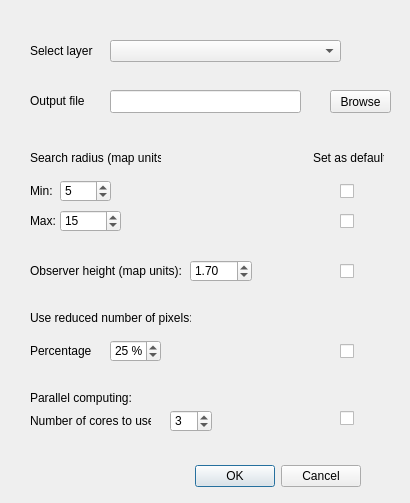
Qt form LocalDominance/local_dominance_dialog_base.ui (ThomasLjungberg/LocalDominance-visualisation) before a commit.
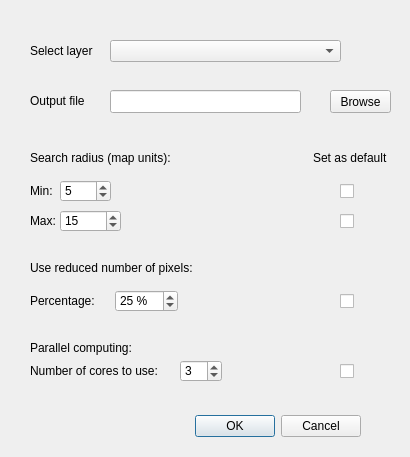
The same form after that commit.

Patch:
```diff
--- a/LocalDominance/local_dominance_dialog_base.ui
+++ b/LocalDominance/local_dominance_dialog_base.ui
@@ -7,7 +7,7 @@
     <x>0</x>
     <y>0</y>
     <width>410</width>
-    <height>503</height>
+    <height>457</height>
    </rect>
   </property>
   <property name="windowTitle">
@@ -17,7 +17,7 @@
    <property name="geometry">
     <rect>
      <x>20</x>
-     <y>460</y>
+     <y>410</y>
      <width>341</width>
      <height>32</height>
     </rect>
@@ -93,7 +93,7 @@
     <rect>
      <x>30</x>
      <y>150</y>
-     <width>131</width>
+     <width>151</width>
      <height>16</height>
     </rect>
    </property>
@@ -163,8 +163,8 @@
    <property name="geometry">
     <rect>
      <x>30</x>
-     <y>310</y>
-     <width>161</width>
+     <y>260</y>
+     <width>171</width>
      <height>16</height>
     </rect>
    </property>
@@ -176,8 +176,8 @@
    <property name="geometry">
     <rect>
      <x>30</x>
-     <y>343</y>
-     <width>61</width>
+     <y>293</y>
+     <width>71</width>
      <height>16</height>
     </rect>
    </property>
@@ -188,9 +188,9 @@
   <widget class="QSpinBox" name="percentageOfPixels">
    <property name="geometry">
     <rect>
-     <x>110</x>
-     <y>340</y>
-     <width>51</width>
+     <x>115</x>
+     <y>290</y>
+     <width>63</width>
      <height>22</height>
     </rect>
    </property>
@@ -211,8 +211,8 @@
    <property name="geometry">
     <rect>
      <x>30</x>
-     <y>390</y>
-     <width>101</width>
+     <y>340</y>
+     <width>111</width>
      <height>16</height>
     </rect>
    </property>
@@ -224,8 +224,8 @@
    <property name="geometry">
     <rect>
      <x>30</x>
-     <y>413</y>
-     <width>121</width>
+     <y>363</y>
+     <width>141</width>
      <height>16</height>
     </rect>
    </property>
@@ -236,8 +236,8 @@
   <widget class="QSpinBox" name="nCores">
    <property name="geometry">
     <rect>
-     <x>170</x>
-     <y>410</y>
+     <x>180</x>
+     <y>360</y>
      <width>42</width>
      <height>22</height>
     </rect>
@@ -252,38 +252,12 @@
     <number>3</number>
    </property>
   </widget>
-  <widget class="QLabel" name="label_10">
-   <property name="geometry">
-    <rect>
-     <x>30</x>
-     <y>263</y>
-     <width>151</width>
-     <height>16</height>
-    </rect>
-   </property>
-   <property name="text">
-    <string>Observer height (map units):</string>
-   </property>
-  </widget>
-  <widget class="QDoubleSpinBox" name="obsHeight">
-   <property name="geometry">
-    <rect>
-     <x>190</x>
-     <y>260</y>
-     <width>62</width>
-     <height>22</height>
-    </rect>
-   </property>
-   <property name="value">
-    <double>1.7</double>
-   </property>
-  </widget>
   <widget class="QLabel" name="label_11">
    <property name="geometry">
     <rect>
      <x>313</x>
      <y>150</y>
-     <width>71</width>
+     <width>81</width>
      <height>16</height>
     </rect>
    </property>
@@ -304,24 +278,11 @@
     <string/>
    </property>
   </widget>
-  <widget class="QCheckBox" name="OH_checkBox">
-   <property name="geometry">
-    <rect>
-     <x>340</x>
-     <y>263</y>
-     <width>16</width>
-     <height>17</height>
-    </rect>
-   </property>
-   <property name="text">
-    <string/>
-   </property>
-  </widget>
   <widget class="QCheckBox" name="Percent_checkBox">
    <property name="geometry">
     <rect>
      <x>340</x>
-     <y>343</y>
+     <y>293</y>
      <width>16</width>
      <height>17</height>
     </rect>
@@ -334,7 +295,7 @@
    <property name="geometry">
     <rect>
      <x>340</x>
-     <y>410</y>
+     <y>363</y>
      <width>16</width>
      <height>17</height>
     </rect>
```
